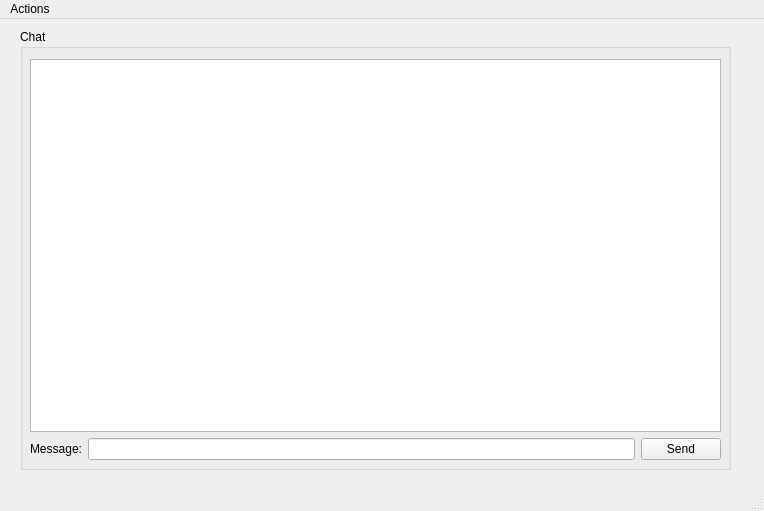
The window that Client/ClientWindow.ui (fozboom/qt-network-chat) describes before a commit, drawn with Qt 5.
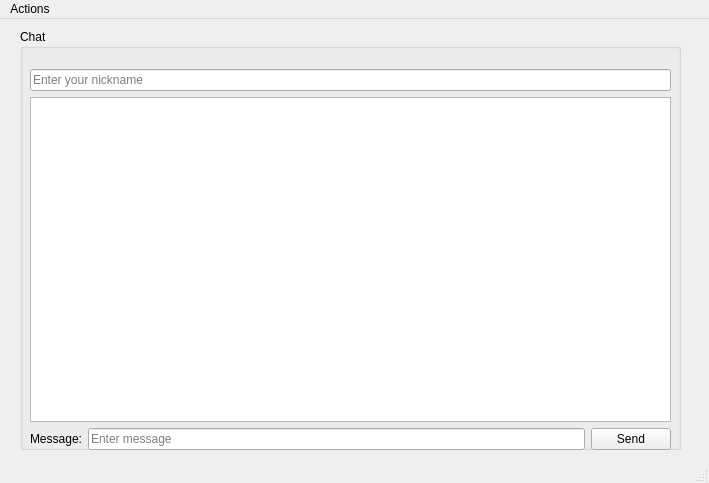
The same window after the commit.

```diff
--- a/Client/ClientWindow.ui
+++ b/Client/ClientWindow.ui
@@ -6,8 +6,8 @@
    <rect>
     <x>0</x>
     <y>0</y>
-    <width>764</width>
-    <height>511</height>
+    <width>709</width>
+    <height>483</height>
    </rect>
   </property>
   <property name="windowTitle">
@@ -19,22 +19,31 @@
      <rect>
       <x>20</x>
       <y>10</y>
-      <width>711</width>
-      <height>441</height>
+      <width>661</width>
+      <height>421</height>
      </rect>
     </property>
     <property name="title">
      <string>Chat</string>
     </property>
-    <widget class="QWidget" name="layoutWidget">
+    <widget class="QWidget" name="">
      <property name="geometry">
       <rect>
        <x>10</x>
-       <y>30</y>
-       <width>691</width>
-       <height>401</height>
+       <y>40</y>
+       <width>641</width>
+       <height>381</height>
       </rect>
      </property>
+     <layout class="QVBoxLayout" name="verticalLayout_2">
+      <item>
+       <widget class="QLineEdit" name="userNameEdit">
+        <property name="placeholderText">
+         <string>Enter your nickname</string>
+        </property>
+       </widget>
+      </item>
+      <item>
      <layout class="QVBoxLayout" name="verticalLayout">
       <item>
        <widget class="QListWidget" name="messages"/>
@@ -49,7 +58,11 @@
          </widget>
         </item>
         <item>
-         <widget class="QLineEdit" name="editMessage"/>
+           <widget class="QLineEdit" name="editMessage">
+            <property name="placeholderText">
+             <string>Enter message</string>
+            </property>
+           </widget>
         </item>
         <item>
          <widget class="QPushButton" name="btnSend">
@@ -61,6 +74,8 @@
        </layout>
       </item>
      </layout>
+      </item>
+     </layout>
     </widget>
    </widget>
   </widget>
@@ -69,7 +84,7 @@
     <rect>
      <x>0</x>
      <y>0</y>
-     <width>764</width>
+     <width>709</width>
      <height>27</height>
     </rect>
    </property>
```
Left out of the diff: 2 changed lines with no effect on the pictures. Lines whose indentation alone changed are shown as unchanged.
